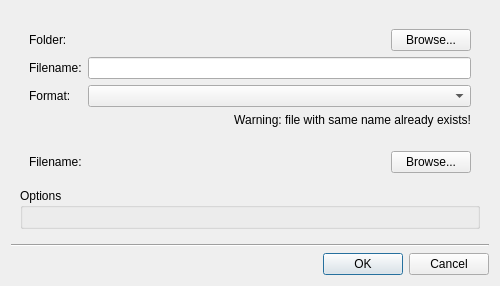
Before: the Qt Designer form client/libclient/src/ui/dialogs/two_step_file_dialog.ui in networkoptix/nx_open, drawn with Qt 5.
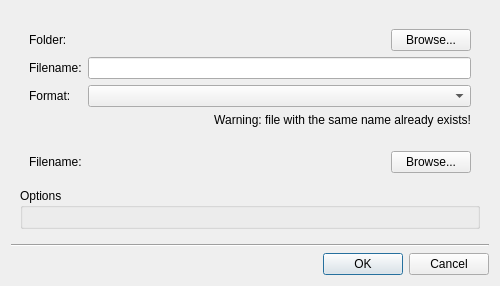
After: the same form once the commit is applied.

What changed in the file:
```diff
--- a/client/libclient/src/ui/dialogs/two_step_file_dialog.ui
+++ b/client/libclient/src/ui/dialogs/two_step_file_dialog.ui
@@ -98,7 +98,7 @@
             </sizepolicy>
            </property>
            <property name="text">
-            <string>Warning: file with same name already exists!</string>
+            <string>Warning: file with the same name already exists!</string>
            </property>
            <property name="alignment">
             <set>Qt::AlignRight|Qt::AlignTrailing|Qt::AlignVCenter</set>
```
